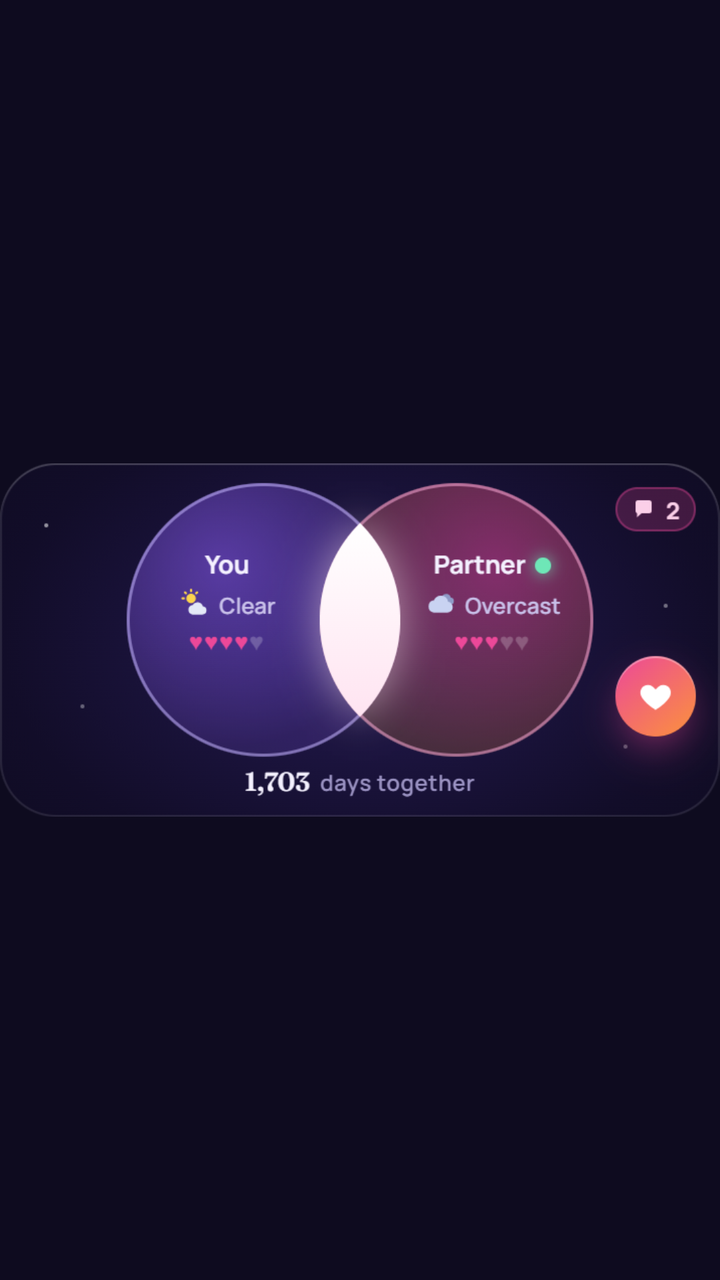
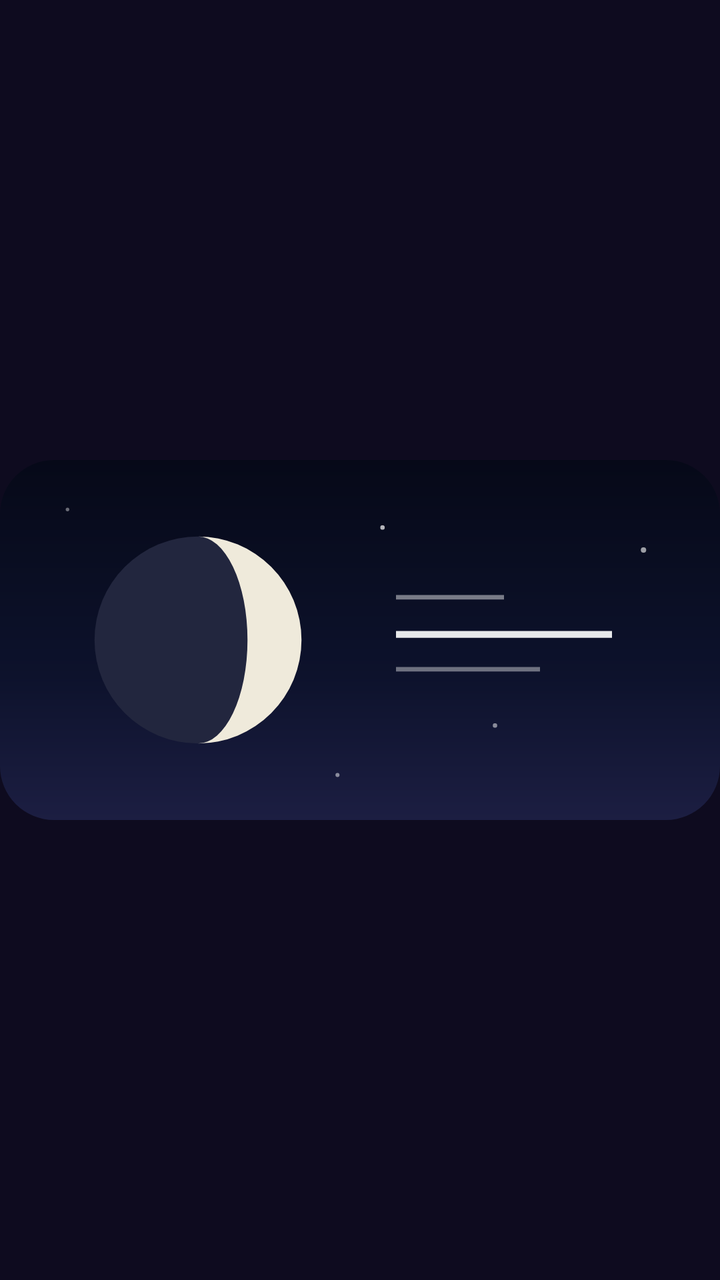

The first picture is an Android layout as it rendered before a commit; the second is the same layout after the commit. The layout source and the unified diff follow.
<!-- AndroidManifest.xml: application theme Theme.Two -->
<!-- res/layout/widget_two_preview.xml -->
<?xml version="1.0" encoding="utf-8"?>
<ImageView xmlns:android="http://schemas.android.com/apk/res/android"
    android:layout_width="match_parent"
    android:layout_height="match_parent"
    android:contentDescription="@string/widget_description"
    android:scaleType="fitCenter"
    android:src="@drawable/widget_preview" />
<!-- resources referenced by this layout -->
<resources>
  <!-- drawable widget_preview: png bitmap (drawable-nodpi, 200541 bytes) -->
  <string name="widget_description">The two of you at a glance: how you each are today, your days together, and a heart to send.</string>
  <style name="Theme.Two" parent="android:Theme.Material.NoActionBar">
          <item name="android:statusBarColor">@color/aurora_night</item>
          <item name="android:navigationBarColor">@color/aurora_night</item>
          <item name="android:windowLightStatusBar">false</item>
          <item name="android:windowLightNavigationBar">false</item>
          
          <item name="android:windowBackground">@color/aurora_night</item>
      </style>
  <color name="aurora_night">#0E0B1F</color>
</resources>

<!-- the commit's change to res/layout/widget_two_preview.xml (unified diff, before → after) -->
@@ -4,4 +4,4 @@
     android:layout_height="match_parent"
     android:contentDescription="@string/widget_description"
     android:scaleType="fitCenter"
-    android:src="@drawable/widget_preview" />
+    android:src="@drawable/widget_sky_preview" />
<!-- resource entries referenced after the edit -->
@@ -1,7 +1,39 @@
 <!-- resources referenced by this layout -->
 <resources>
-  <!-- drawable widget_preview: png bitmap (drawable-nodpi, 200541 bytes) -->
-  <string name="widget_description">The two of you at a glance: how you each are today, your days together, and a heart to send.</string>
+  <!-- drawable widget_sky_preview (drawable) -->
+  <?xml version="1.0" encoding="utf-8"?>
+  <vector xmlns:android="http://schemas.android.com/apk/res/android"
+      xmlns:aapt="http://schemas.android.com/aapt"
+      android:width="320dp"
+      android:height="160dp"
+      android:viewportWidth="320"
+      android:viewportHeight="160">
+      <path android:pathData="M24,0h272a24,24 0,0 1,24 24v112a24,24 0,0 1,-24 24h-272a24,24 0,0 1,-24 -24v-112a24,24 0,0 1,24 -24z">
+          <aapt:attr name="android:fillColor">
+              <gradient
+                  android:type="linear"
+                  android:startX="0"
+                  android:startY="0"
+                  android:endX="0"
+                  android:endY="160">
+                  <item android:offset="0" android:color="#FF060918" />
+                  <item android:offset="0.6" android:color="#FF0D122C" />
+                  <item android:offset="1" android:color="#FF1C1E42" />
+              </gradient>
+          </aapt:attr>
+      </path>
+      <path android:fillColor="#FF22263E" android:pathData="M88,80m-46,0a46,46 0,1 1,92 0a46,46 0,1 1,-92 0" />
+      <path android:fillColor="#FFEFEADB" android:pathData="M88,34A46,46 0,0 1,88 126A22,46 0,0 0,88 34z" />
+      <path android:fillColor="#B3FFFFFF" android:pathData="M170,30m-1,0a1,1 0,1 1,2 0a1,1 0,1 1,-2 0" />
+      <path android:fillColor="#80FFFFFF" android:pathData="M220,118m-1,0a1,1 0,1 1,2 0a1,1 0,1 1,-2 0" />
+      <path android:fillColor="#99FFFFFF" android:pathData="M286,40m-1.2,0a1.2,1.2 0,1 1,2.4 0a1.2,1.2 0,1 1,-2.4 0" />
+      <path android:fillColor="#66FFFFFF" android:pathData="M30,22m-0.8,0a0.8,0.8 0,1 1,1.6 0a0.8,0.8 0,1 1,-1.6 0" />
+      <path android:fillColor="#80FFFFFF" android:pathData="M150,140m-0.9,0a0.9,0.9 0,1 1,1.8 0a0.9,0.9 0,1 1,-1.8 0" />
+      <path android:fillColor="#E6FFFFFF" android:pathData="M176,76h96v3h-96z" />
+      <path android:fillColor="#73FFFFFF" android:pathData="M176,60h48v2h-48z" />
+      <path android:fillColor="#66FFFFFF" android:pathData="M176,92h64v2h-64z" />
+  </vector>
+  <string name="widget_description">Tonight\'s moon and the date.</string>
   <style name="Theme.Two" parent="android:Theme.Material.NoActionBar">
           <item name="android:statusBarColor">@color/aurora_night</item>
           <item name="android:navigationBarColor">@color/aurora_night</item>
